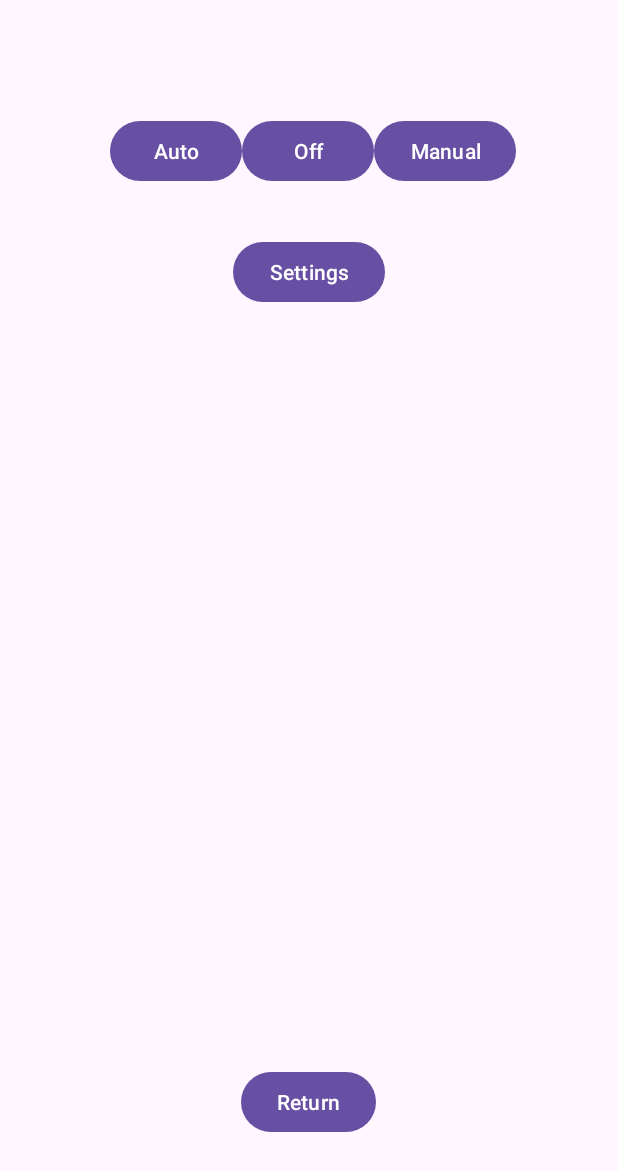
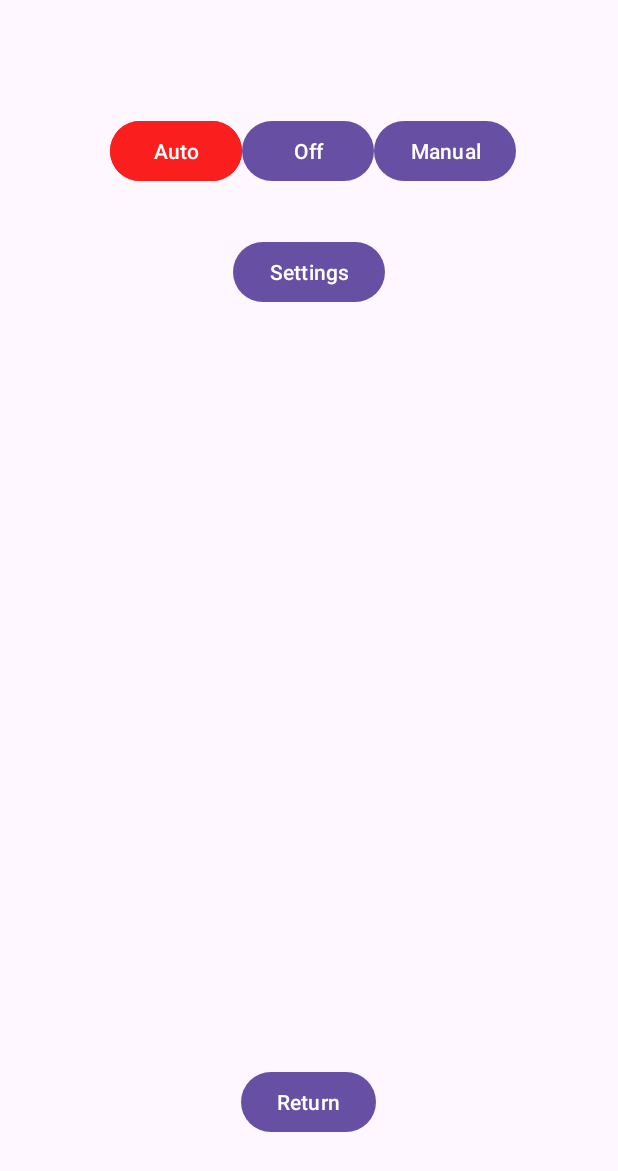
Before and after one commit to RayzenOri/SentryTurretControlCenter, an Android app: the MainActivity screen opened directly, with no data from a screen before it, on a phone screen of 412 x 824 dp. Shown: the top 1171 px of the screen. Run offline under Robolectric (Android 15) with nearby library versions, the phone set to English and light mode, and no system bars.

Commit message:
poprawki, tryb auto

```diff
--- a/app/src/main/java/com/example/sentryturretcontrolcenter/MainActivity.kt
+++ b/app/src/main/java/com/example/sentryturretcontrolcenter/MainActivity.kt
@@ -2,13 +2,27 @@ package com.example.sentryturretcontrolcenter
 
 import android.content.Context
 import android.content.Intent
+import android.graphics.Color
 import androidx.appcompat.app.AppCompatActivity
 import android.os.Bundle
+import android.util.Log
 import android.view.View
 import android.widget.TextView
 import com.example.sentryturretcontrolcenter.databinding.ActivityMainBinding
+import okhttp3.Call
+import okhttp3.Callback
+import okhttp3.OkHttpClient
+import okhttp3.Request
+import okhttp3.Response
+import java.io.IOException
+import okhttp3.*
+import kotlin.properties.Delegates
 
 class MainActivity : BaseActivity() {
+
+    private var autoMode: Boolean by Delegates.observable(false) { _, _, newValue ->
+        binding.btAuto.setBackgroundColor(if (newValue) Color.GREEN else Color.RED)
+    }
 
     private lateinit var binding: ActivityMainBinding
     override fun onCreate(savedInstanceState: Bundle?) {
@@ -20,6 +34,40 @@ class MainActivity : BaseActivity() {
         setContentView(view)
 
         val intent = intent
+
+        binding.btAuto.setOnClickListener { autoMode() }
+
+        // Utwórz klienta OkHttp
+        val client = OkHttpClient()
+
+        // Utwórz żądanie do serwera ESP32
+        val request = Request.Builder()
+            .url("http://192.168.4.1:80/sendData")
+            .build()
+
+        // Wyślij żądanie i zarejestruj funkcję zwrotną do obsługi odpowiedzi
+        client.newCall(request).enqueue(object : Callback {
+            override fun onFailure(call: Call, e: IOException) {
+                e.printStackTrace()
+            }
+
+            override fun onResponse(call: Call, response: Response) {
+                //if (!response.isSuccessful) throw IOException("Unexpected code $response")
+
+                // Odczytaj odpowiedź i zapisz do zmiennej
+                val responseData = response.body?.string()
+                Log.d("MyApp", "Odebrana wartość: $responseData")
+
+                // Parsowanie odpowiedzi
+                val lines = responseData?.split("\n")
+                lines?.forEach { line ->
+                    val parts = line.split("=")
+                    when (parts[0]) {
+                        "get_autoMode" -> autoMode = "1" == parts[1]
+                    }
+                }
+            }
+        })
 
         //Odczytanie przekazanego statusu połączenia
         binding.amTextStatus.text = intent.getStringExtra("connectionStatus")
@@ -36,6 +84,11 @@ class MainActivity : BaseActivity() {
         startActivity(intent)
         finish()
 
+    }
+    private fun autoMode(){
+        autoMode = !autoMode
+        val value = if (autoMode) "autoMode=on" else "autoMode=off"
+        ValueSender.sendValue(this, value)
     }
     fun goToSettings(view: View){
         val value = "options_opened"
--- a/app/src/main/res/layout/activity_main.xml
+++ b/app/src/main/res/layout/activity_main.xml
@@ -35,6 +35,7 @@
         android:id="@+id/btAuto"
         android:layout_width="wrap_content"
         android:layout_height="wrap_content"
+        android:backgroundTint="#FB1E1E"
         android:text="@string/am_btAuto"
         app:layout_constraintBottom_toBottomOf="@+id/btOff"
         app:layout_constraintEnd_toStartOf="@+id/btOff"
```
